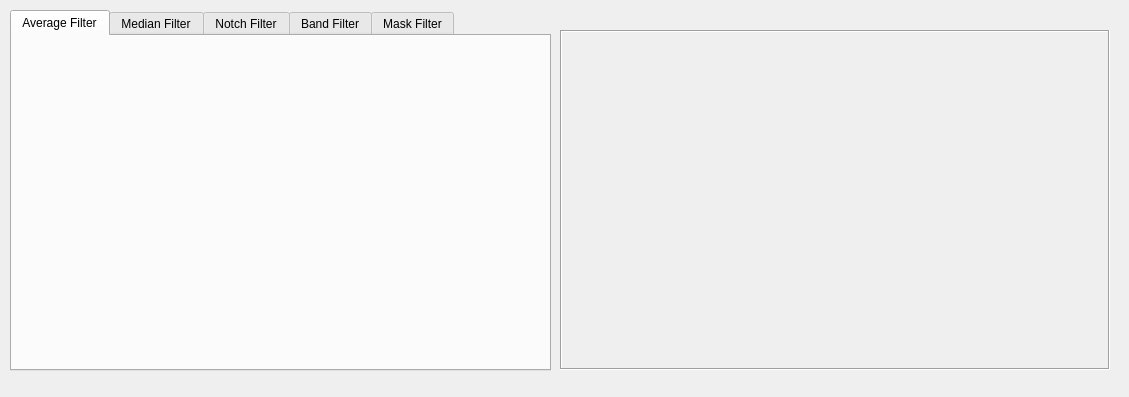
Above: gui/noiseRemove_ui.ui from atazmi/Image-Processing-GUI-ToolBox before the change. Below: the same form after it.
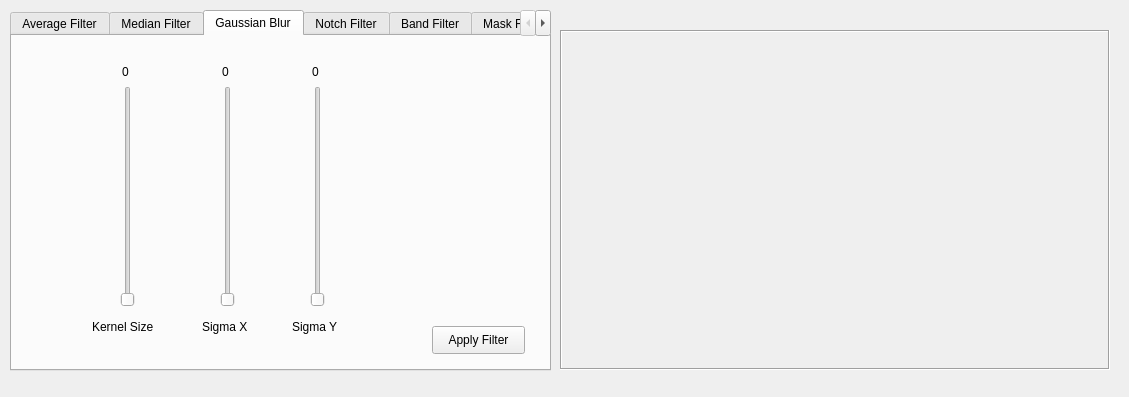
That is the form after the change. The open tabs and pages were chosen to show the change.

```diff
--- a/gui/noiseRemove_ui.ui
+++ b/gui/noiseRemove_ui.ui
@@ -37,6 +37,277 @@
     <attribute name="title">
      <string>Median Filter</string>
     </attribute>
+    <widget class="QLabel" name="label_2">
+     <property name="geometry">
+      <rect>
+       <x>220</x>
+       <y>280</y>
+       <width>71</width>
+       <height>21</height>
+      </rect>
+     </property>
+     <property name="text">
+      <string>Kernel Size</string>
+     </property>
+     <property name="textFormat">
+      <enum>Qt::AutoText</enum>
+     </property>
+    </widget>
+    <widget class="QSlider" name="slider3">
+     <property name="geometry">
+      <rect>
+       <x>240</x>
+       <y>50</y>
+       <width>31</width>
+       <height>221</height>
+      </rect>
+     </property>
+     <property name="minimum">
+      <number>0</number>
+     </property>
+     <property name="maximum">
+      <number>100</number>
+     </property>
+     <property name="singleStep">
+      <number>1</number>
+     </property>
+     <property name="orientation">
+      <enum>Qt::Vertical</enum>
+     </property>
+    </widget>
+    <widget class="QPushButton" name="apply_button_1">
+     <property name="enabled">
+      <bool>true</bool>
+     </property>
+     <property name="geometry">
+      <rect>
+       <x>420</x>
+       <y>290</y>
+       <width>93</width>
+       <height>28</height>
+      </rect>
+     </property>
+     <property name="text">
+      <string>Apply Filter</string>
+     </property>
+    </widget>
+    <widget class="QLabel" name="slider3_counter">
+     <property name="geometry">
+      <rect>
+       <x>250</x>
+       <y>20</y>
+       <width>31</width>
+       <height>31</height>
+      </rect>
+     </property>
+     <property name="text">
+      <string>0</string>
+     </property>
+     <property name="textFormat">
+      <enum>Qt::AutoText</enum>
+     </property>
+    </widget>
+   </widget>
+   <widget class="QWidget" name="tab_6">
+    <attribute name="title">
+     <string>Gaussian Blur</string>
+    </attribute>
+    <widget class="QLabel" name="label_7">
+     <property name="geometry">
+      <rect>
+       <x>80</x>
+       <y>280</y>
+       <width>81</width>
+       <height>21</height>
+      </rect>
+     </property>
+     <property name="text">
+      <string>Kernel Size</string>
+     </property>
+     <property name="textFormat">
+      <enum>Qt::AutoText</enum>
+     </property>
+    </widget>
+    <widget class="QSlider" name="slider5">
+     <property name="geometry">
+      <rect>
+       <x>200</x>
+       <y>50</y>
+       <width>31</width>
+       <height>221</height>
+      </rect>
+     </property>
+     <property name="minimum">
+      <number>0</number>
+     </property>
+     <property name="maximum">
+      <number>100</number>
+     </property>
+     <property name="singleStep">
+      <number>1</number>
+     </property>
+     <property name="value">
+      <number>0</number>
+     </property>
+     <property name="tracking">
+      <bool>true</bool>
+     </property>
+     <property name="orientation">
+      <enum>Qt::Vertical</enum>
+     </property>
+    </widget>
+    <widget class="QLabel" name="slider5_counter">
+     <property name="geometry">
+      <rect>
+       <x>210</x>
+       <y>20</y>
+       <width>31</width>
+       <height>31</height>
+      </rect>
+     </property>
+     <property name="text">
+      <string>0</string>
+     </property>
+     <property name="textFormat">
+      <enum>Qt::AutoText</enum>
+     </property>
+    </widget>
+    <widget class="QSlider" name="slider4">
+     <property name="geometry">
+      <rect>
+       <x>100</x>
+       <y>50</y>
+       <width>31</width>
+       <height>221</height>
+      </rect>
+     </property>
+     <property name="minimum">
+      <number>0</number>
+     </property>
+     <property name="maximum">
+      <number>100</number>
+     </property>
+     <property name="singleStep">
+      <number>1</number>
+     </property>
+     <property name="value">
+      <number>0</number>
+     </property>
+     <property name="tracking">
+      <bool>true</bool>
+     </property>
+     <property name="orientation">
+      <enum>Qt::Vertical</enum>
+     </property>
+    </widget>
+    <widget class="QLabel" name="slider4_counter">
+     <property name="geometry">
+      <rect>
+       <x>110</x>
+       <y>20</y>
+       <width>31</width>
+       <height>31</height>
+      </rect>
+     </property>
+     <property name="text">
+      <string>0</string>
+     </property>
+     <property name="textFormat">
+      <enum>Qt::AutoText</enum>
+     </property>
+    </widget>
+    <widget class="QPushButton" name="apply_button_2">
+     <property name="enabled">
+      <bool>true</bool>
+     </property>
+     <property name="geometry">
+      <rect>
+       <x>420</x>
+       <y>290</y>
+       <width>93</width>
+       <height>28</height>
+      </rect>
+     </property>
+     <property name="text">
+      <string>Apply Filter</string>
+     </property>
+    </widget>
+    <widget class="QLabel" name="label_8">
+     <property name="geometry">
+      <rect>
+       <x>190</x>
+       <y>280</y>
+       <width>51</width>
+       <height>21</height>
+      </rect>
+     </property>
+     <property name="text">
+      <string>Sigma X</string>
+     </property>
+     <property name="textFormat">
+      <enum>Qt::AutoText</enum>
+     </property>
+    </widget>
+    <widget class="QLabel" name="slider6_counter">
+     <property name="geometry">
+      <rect>
+       <x>300</x>
+       <y>20</y>
+       <width>31</width>
+       <height>31</height>
+      </rect>
+     </property>
+     <property name="text">
+      <string>0</string>
+     </property>
+     <property name="textFormat">
+      <enum>Qt::AutoText</enum>
+     </property>
+    </widget>
+    <widget class="QLabel" name="label_9">
+     <property name="geometry">
+      <rect>
+       <x>280</x>
+       <y>280</y>
+       <width>51</width>
+       <height>21</height>
+      </rect>
+     </property>
+     <property name="text">
+      <string>Sigma Y</string>
+     </property>
+     <property name="textFormat">
+      <enum>Qt::AutoText</enum>
+     </property>
+    </widget>
+    <widget class="QSlider" name="slider6">
+     <property name="geometry">
+      <rect>
+       <x>290</x>
+       <y>50</y>
+       <width>31</width>
+       <height>221</height>
+      </rect>
+     </property>
+     <property name="minimum">
+      <number>0</number>
+     </property>
+     <property name="maximum">
+      <number>100</number>
+     </property>
+     <property name="singleStep">
+      <number>1</number>
+     </property>
+     <property name="value">
+      <number>0</number>
+     </property>
+     <property name="tracking">
+      <bool>true</bool>
+     </property>
+     <property name="orientation">
+      <enum>Qt::Vertical</enum>
+     </property>
+    </widget>
    </widget>
    <widget class="QWidget" name="tab_3">
     <attribute name="title">
```
Left out of the diff: 136 changed lines with no effect on the pictures.
